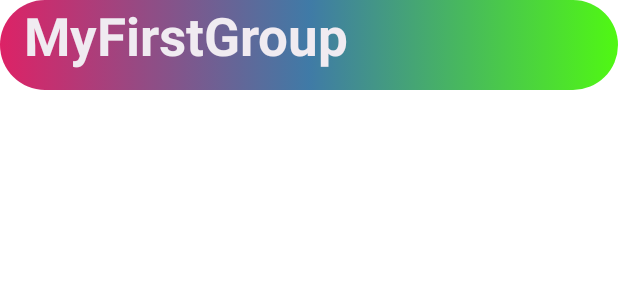
After one commit to Karaseyka/Films, an Android app: the layout list_item.xml on its own in the app's theme, with its tools: preview values and no code run, on a phone screen of 412 x 824 dp. The commit adds this screen. Shown: the top 300 px of the screen. Run offline under Robolectric (Android 15) with nearby library versions, the phone set to English and light mode, and no system bars.

Commit message:
add some files

```diff
--- a/app/build.gradle
+++ b/app/build.gradle
@@ -45,6 +45,7 @@ dependencies {
     implementation 'androidx.lifecycle:lifecycle-livedata-ktx:2.5.1'
     implementation 'androidx.lifecycle:lifecycle-viewmodel-ktx:2.5.1'
     implementation 'com.google.firebase:firebase-storage:20.1.0'
+    implementation 'com.firebaseui:firebase-ui-database:8.0.2'
     testImplementation 'junit:junit:4.13.2'
     androidTestImplementation 'androidx.test.ext:junit:1.1.4'
     androidTestImplementation 'androidx.test.espresso:espresso-core:3.5.0'
--- /dev/null
+++ b/app/src/main/res/drawable/bg.xml
@@ -0,0 +1,9 @@
+<?xml version="1.0" encoding="utf-8"?>
+<selector xmlns:android="http://schemas.android.com/apk/res/android">
+    <item android:state_enabled="true">
+        <shape android:shape="rectangle">
+            <gradient android:startColor="#D26" android:centerColor="#D269" android:endColor="#50F813" />
+            <corners android:radius="70dp" />
+        </shape>
+    </item>
+</selector>
--- /dev/null
+++ b/app/src/main/res/layout/list_item.xml
@@ -0,0 +1,22 @@
+<?xml version="1.0" encoding="utf-8"?>
+<androidx.constraintlayout.widget.ConstraintLayout xmlns:android="http://schemas.android.com/apk/res/android"
+    xmlns:app="http://schemas.android.com/apk/res-auto"
+    xmlns:tools="http://schemas.android.com/tools"
+    android:layout_width="match_parent"
+    android:layout_height="wrap_content"
+    android:background="@drawable/bg">
+
+    <TextView
+        android:id="@+id/textView12"
+        android:layout_width="252dp"
+        android:layout_height="60dp"
+        android:layout_marginStart="16dp"
+        android:text="MyFirstGroup"
+        android:textColor="#F0EBF1"
+        android:textSize="35sp"
+        android:textStyle="bold"
+        app:layout_constraintBottom_toBottomOf="parent"
+        app:layout_constraintStart_toStartOf="parent"
+        app:layout_constraintTop_toTopOf="parent"
+        app:layout_constraintVertical_bias="0.0" />
+</androidx.constraintlayout.widget.ConstraintLayout>
--- a/app/src/main/res/values/strings.xml
+++ b/app/src/main/res/values/strings.xml
@@ -4,6 +4,7 @@
     <string name="title_activity_main">MainActivity</string>
     <string name="tab_text_1">Profile</string>
     <string name="tab_text_2">Search</string>
+    <string name="tab_text_3">Groups</string>
     <!-- TODO: Remove or change this placeholder text -->
     <string name="hello_blank_fragment">Hello blank fragment</string>
 </resources>
```
Also changed, not shown: app/src/main/java/com/example/films/Adapter.java (added, +51 -0 lines), app/src/main/java/com/example/films/Group.java (+15 -0 lines), app/src/main/java/com/example/films/Groups.java (added, +108 -0 lines), app/src/main/java/com/example/films/Registration.java (+15 -1 lines), app/src/main/java/com/example/films/User.java (+6 -3 lines), app/src/main/java/com/example/films/ui/main/SectionsPagerAdapter.java (+6 -3 lines), app/src/main/res/layout/fragment_groups.xml (added, +31 -0 lines).
